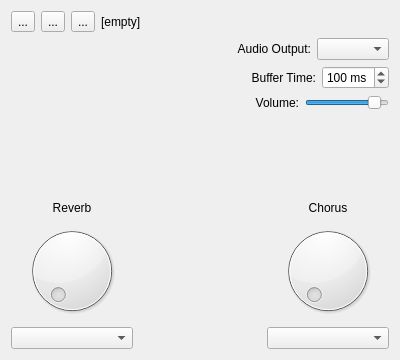
pedrolcl/multiplatform-sonivoxeas, file guisynth/mainwindow.ui: the form before one commit.
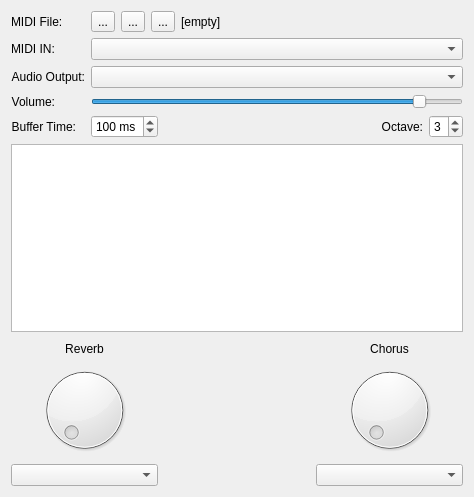
The form after the commit. Icons and pictures are not drawn. Custom widgets are drawn as their Qt base class.

What changed in the file:
```diff
--- a/guisynth/mainwindow.ui
+++ b/guisynth/mainwindow.ui
@@ -6,8 +6,8 @@
    <rect>
     <x>0</x>
     <y>0</y>
-    <width>400</width>
-    <height>360</height>
+    <width>474</width>
+    <height>497</height>
    </rect>
   </property>
   <property name="windowTitle">
@@ -19,121 +19,19 @@
   </property>
   <widget class="QWidget" name="centralWidget">
    <layout class="QGridLayout" name="gridLayout">
-    <item row="5" column="1">
-     <spacer name="verticalSpacer">
-      <property name="orientation">
-       <enum>Qt::Vertical</enum>
-      </property>
-      <property name="sizeHint" stdset="0">
-       <size>
-        <width>20</width>
-        <height>8</height>
-       </size>
-      </property>
-     </spacer>
-    </item>
-    <item row="2" column="0" colspan="3">
-     <layout class="QHBoxLayout" name="horizontalLayout_2">
-      <item>
-       <widget class="QLabel" name="lblBufferTime">
-        <property name="sizePolicy">
-         <sizepolicy hsizetype="Expanding" vsizetype="Minimum">
-          <horstretch>0</horstretch>
-          <verstretch>0</verstretch>
-         </sizepolicy>
-        </property>
-        <property name="text">
-         <string>Buffer Time:</string>
-        </property>
-        <property name="alignment">
-         <set>Qt::AlignRight|Qt::AlignTrailing|Qt::AlignVCenter</set>
-        </property>
-       </widget>
-      </item>
-      <item>
-       <widget class="QSpinBox" name="bufTime">
-        <property name="suffix">
-         <string> ms</string>
-        </property>
-        <property name="minimum">
-         <number>10</number>
-        </property>
-        <property name="maximum">
-         <number>200</number>
-        </property>
-        <property name="singleStep">
-         <number>10</number>
-        </property>
-        <property name="value">
-         <number>100</number>
-        </property>
-       </widget>
-      </item>
-     </layout>
-    </item>
-    <item row="8" column="0">
-     <widget class="QComboBox" name="combo_Reverb"/>
-    </item>
-    <item row="7" column="0">
-     <widget class="QDial" name="dial_Reverb">
-      <property name="maximum">
-       <number>32765</number>
-      </property>
-     </widget>
-    </item>
-    <item row="4" column="0" colspan="3">
-     <layout class="QHBoxLayout" name="horizontalLayout_4">
-      <item>
-       <widget class="QLabel" name="volumeLabel">
-        <property name="sizePolicy">
-         <sizepolicy hsizetype="Expanding" vsizetype="Minimum">
-          <horstretch>0</horstretch>
-          <verstretch>0</verstretch>
-         </sizepolicy>
-        </property>
-        <property name="text">
-         <string>Volume:</string>
-        </property>
-        <property name="alignment">
-         <set>Qt::AlignRight|Qt::AlignTrailing|Qt::AlignVCenter</set>
-        </property>
-       </widget>
-      </item>
-      <item>
-       <widget class="QSlider" name="volumeSlider">
-        <property name="sizePolicy">
-         <sizepolicy hsizetype="Minimum" vsizetype="Fixed">
-          <horstretch>0</horstretch>
-          <verstretch>0</verstretch>
-         </sizepolicy>
-        </property>
-        <property name="maximum">
-         <number>100</number>
-        </property>
-        <property name="value">
-         <number>90</number>
-        </property>
-        <property name="orientation">
-         <enum>Qt::Horizontal</enum>
-        </property>
-       </widget>
-      </item>
-     </layout>
-    </item>
-    <item row="6" column="0">
-     <widget class="QLabel" name="lblReverb">
-      <property name="text">
-       <string>Reverb</string>
-      </property>
-      <property name="alignment">
-       <set>Qt::AlignCenter</set>
-      </property>
-     </widget>
-    </item>
-    <item row="8" column="2">
-     <widget class="QComboBox" name="combo_Chorus"/>
-    </item>
     <item row="0" column="0" colspan="3">
+     <layout class="QFormLayout" name="formLayout">
+      <item row="0" column="0">
+       <widget class="QLabel" name="lblMIDIFile">
+        <property name="text">
+         <string>MIDI File:</string>
+        </property>
+        <property name="buddy">
+         <cstring>playButton</cstring>
+        </property>
+       </widget>
+      </item>
+      <item row="0" column="1">
      <layout class="QHBoxLayout" name="horizontalLayout">
       <item>
        <widget class="QToolButton" name="playButton">
@@ -186,26 +84,20 @@
       </item>
      </layout>
     </item>
-    <item row="6" column="2">
-     <widget class="QLabel" name="lblChorus">
+      <item row="1" column="0">
+       <widget class="QLabel" name="lblMIDIIn">
       <property name="text">
-       <string>Chorus</string>
-      </property>
-      <property name="alignment">
-       <set>Qt::AlignCenter</set>
+         <string>MIDI IN:</string>
+        </property>
+        <property name="buddy">
+         <cstring>combo_MIDI</cstring>
       </property>
      </widget>
     </item>
-    <item row="7" column="2">
-     <widget class="QDial" name="dial_Chorus">
-      <property name="maximum">
-       <number>32765</number>
-      </property>
-     </widget>
-    </item>
-    <item row="1" column="0" colspan="3">
-     <layout class="QHBoxLayout" name="horizontalLayout_3">
-      <item>
+      <item row="1" column="1">
+       <widget class="QComboBox" name="combo_MIDI"/>
+      </item>
+      <item row="2" column="0">
        <widget class="QLabel" name="lblAudioOut">
         <property name="sizePolicy">
          <sizepolicy hsizetype="Expanding" vsizetype="Minimum">
@@ -221,7 +113,7 @@
         </property>
        </widget>
       </item>
-      <item>
+      <item row="2" column="1">
        <widget class="QComboBox" name="combo_Device">
         <property name="sizePolicy">
          <sizepolicy hsizetype="Minimum" vsizetype="Fixed">
@@ -231,12 +123,228 @@
         </property>
        </widget>
       </item>
-     </layout>
+      <item row="3" column="0">
+       <widget class="QLabel" name="volumeLabel">
+        <property name="sizePolicy">
+         <sizepolicy hsizetype="Expanding" vsizetype="Minimum">
+          <horstretch>0</horstretch>
+          <verstretch>0</verstretch>
+         </sizepolicy>
+        </property>
+        <property name="text">
+         <string>Volume:</string>
+        </property>
+        <property name="alignment">
+         <set>Qt::AlignRight|Qt::AlignTrailing|Qt::AlignVCenter</set>
+        </property>
+        <property name="buddy">
+         <cstring>volumeSlider</cstring>
+        </property>
+       </widget>
+      </item>
+      <item row="3" column="1">
+       <widget class="QSlider" name="volumeSlider">
+        <property name="sizePolicy">
+         <sizepolicy hsizetype="Minimum" vsizetype="Fixed">
+          <horstretch>0</horstretch>
+          <verstretch>0</verstretch>
+         </sizepolicy>
+        </property>
+        <property name="maximum">
+         <number>100</number>
+        </property>
+        <property name="value">
+         <number>90</number>
+        </property>
+        <property name="orientation">
+         <enum>Qt::Horizontal</enum>
+        </property>
+       </widget>
+      </item>
+      <item row="4" column="0">
+       <widget class="QLabel" name="lblBufferTime">
+        <property name="sizePolicy">
+         <sizepolicy hsizetype="Expanding" vsizetype="Minimum">
+          <horstretch>0</horstretch>
+          <verstretch>0</verstretch>
+         </sizepolicy>
+        </property>
+        <property name="text">
+         <string>Buffer Time:</string>
+        </property>
+        <property name="alignment">
+         <set>Qt::AlignRight|Qt::AlignTrailing|Qt::AlignVCenter</set>
+        </property>
+        <property name="buddy">
+         <cstring>spinBuffer</cstring>
+        </property>
+       </widget>
+      </item>
+      <item row="4" column="1">
+       <layout class="QHBoxLayout" name="horizontalLayout_2">
+        <item>
+         <widget class="QSpinBox" name="spinBuffer">
+          <property name="sizePolicy">
+           <sizepolicy hsizetype="Fixed" vsizetype="Fixed">
+            <horstretch>0</horstretch>
+            <verstretch>0</verstretch>
+           </sizepolicy>
+          </property>
+          <property name="suffix">
+           <string> ms</string>
+          </property>
+          <property name="minimum">
+           <number>10</number>
+          </property>
+          <property name="maximum">
+           <number>200</number>
+          </property>
+          <property name="singleStep">
+           <number>10</number>
+          </property>
+          <property name="value">
+           <number>100</number>
+          </property>
+         </widget>
+        </item>
+        <item>
+         <widget class="QLabel" name="lblOctave">
+          <property name="sizePolicy">
+           <sizepolicy hsizetype="Expanding" vsizetype="Preferred">
+            <horstretch>0</horstretch>
+            <verstretch>0</verstretch>
+           </sizepolicy>
+          </property>
+          <property name="text">
+           <string>Octave:</string>
+          </property>
+          <property name="alignment">
+           <set>Qt::AlignRight|Qt::AlignTrailing|Qt::AlignVCenter</set>
+          </property>
+         </widget>
+        </item>
+        <item>
+         <widget class="QSpinBox" name="spinOctave">
+          <property name="sizePolicy">
+           <sizepolicy hsizetype="Fixed" vsizetype="Fixed">
+            <horstretch>0</horstretch>
+            <verstretch>0</verstretch>
+           </sizepolicy>
+          </property>
+          <property name="minimum">
+           <number>1</number>
+          </property>
+          <property name="maximum">
+           <number>8</number>
+          </property>
+          <property name="value">
+           <number>3</number>
+          </property>
+         </widget>
+        </item>
+       </layout>
+      </item>
+     </layout>
+    </item>
+    <item row="1" column="0" colspan="3">
+     <widget class="drumstick::widgets::PianoKeybd" name="pianoKeybd">
+      <property name="sizePolicy">
+       <sizepolicy hsizetype="Expanding" vsizetype="Fixed">
+        <horstretch>0</horstretch>
+        <verstretch>0</verstretch>
+       </sizepolicy>
+      </property>
+      <property name="minimumSize">
+       <size>
+        <width>450</width>
+        <height>130</height>
+       </size>
+      </property>
+      <property name="baseSize">
+       <size>
+        <width>450</width>
+        <height>130</height>
+       </size>
+      </property>
+      <property name="baseOctave">
+       <number>3</number>
+      </property>
+      <property name="numKeys">
+       <number>25</number>
+      </property>
+      <property name="keyPressedColor">
+       <color>
+        <red>255</red>
+        <green>0</green>
+        <blue>0</blue>
+       </color>
+      </property>
+     </widget>
+    </item>
+    <item row="2" column="1">
+     <spacer name="verticalSpacer">
+      <property name="orientation">
+       <enum>Qt::Vertical</enum>
+      </property>
+      <property name="sizeHint" stdset="0">
+       <size>
+        <width>20</width>
+        <height>8</height>
+       </size>
+      </property>
+     </spacer>
+    </item>
+    <item row="3" column="0">
+     <widget class="QLabel" name="lblReverb">
+      <property name="text">
+       <string>Reverb</string>
+      </property>
+      <property name="alignment">
+       <set>Qt::AlignCenter</set>
+      </property>
+     </widget>
+    </item>
+    <item row="3" column="2">
+     <widget class="QLabel" name="lblChorus">
+      <property name="text">
+       <string>Chorus</string>
+      </property>
+      <property name="alignment">
+       <set>Qt::AlignCenter</set>
+      </property>
+     </widget>
+    </item>
+    <item row="4" column="0">
+     <widget class="QDial" name="dial_Reverb">
+      <property name="maximum">
+       <number>32765</number>
+      </property>
+     </widget>
+    </item>
+    <item row="4" column="2">
+     <widget class="QDial" name="dial_Chorus">
+      <property name="maximum">
+       <number>32765</number>
+      </property>
+     </widget>
+    </item>
+    <item row="5" column="0">
+     <widget class="QComboBox" name="combo_Reverb"/>
+    </item>
+    <item row="5" column="2">
+     <widget class="QComboBox" name="combo_Chorus"/>
     </item>
    </layout>
   </widget>
  </widget>
  <layoutdefault spacing="6" margin="11"/>
+ <customwidgets>
+  <customwidget>
+   <class>drumstick::widgets::PianoKeybd</class>
+   <extends>QGraphicsView</extends>
+   <header location="global">drumstick/pianokeybd.h</header>
+  </customwidget>
+ </customwidgets>
  <resources>
   <include location="guisynth.qrc"/>
  </resources>
```
Left out of the diff: 3 changed lines with no effect on the pictures. Lines whose indentation alone changed are shown as unchanged.
